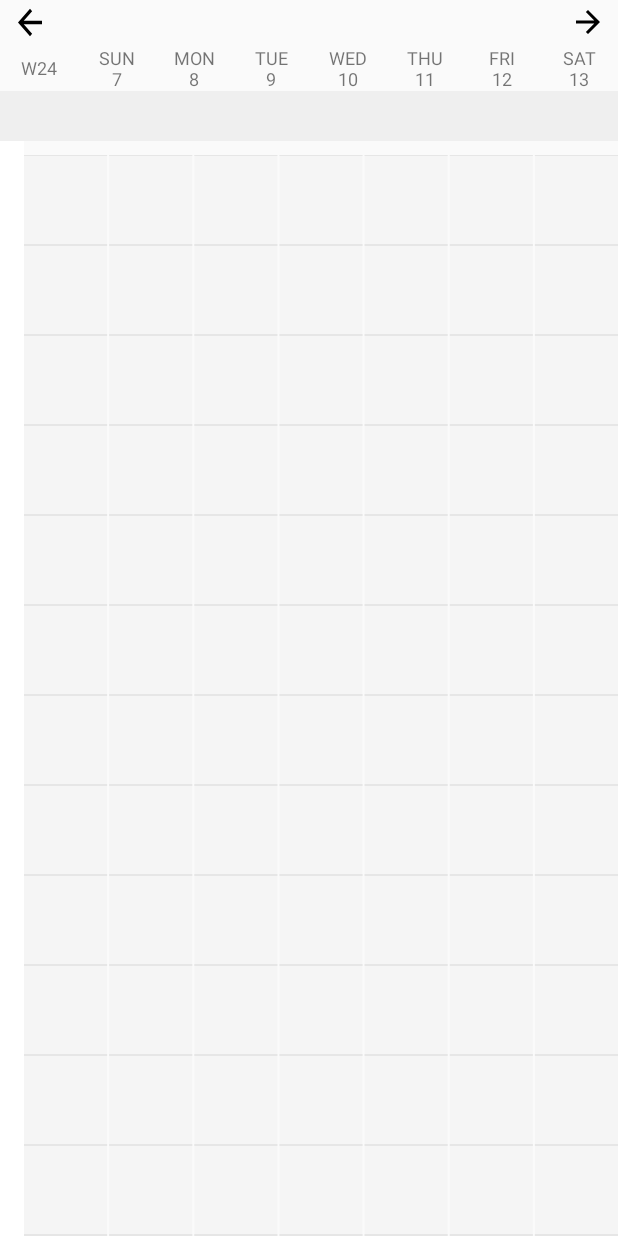
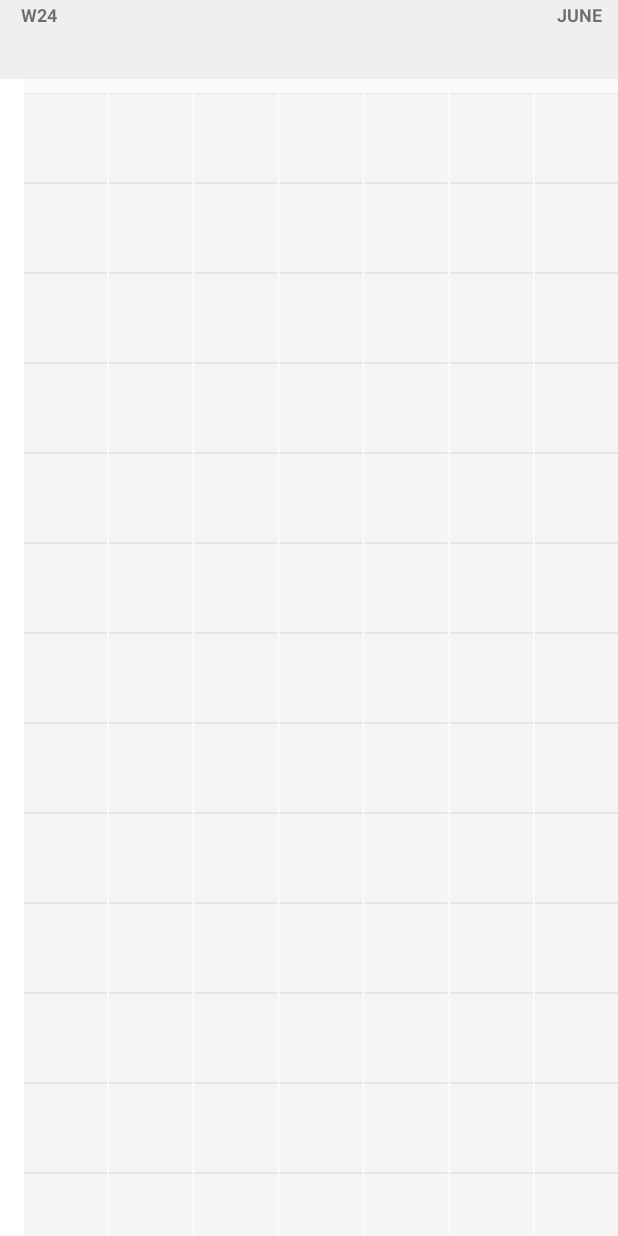
Before and after one commit to durianpancakes/Calendar_manager, an Android app: the layout fragment_calendar_week.xml on its own in the app's theme, with its tools: preview values and no code run, on a phone screen of 412 x 824 dp. Run offline under Robolectric (Android 15) with nearby library versions, the phone set to English and light mode, and no system bars.

Commit message:
Updated week view

```diff
--- a/app/src/main/res/layout/fragment_calendar_week.xml
+++ b/app/src/main/res/layout/fragment_calendar_week.xml
@@ -8,126 +8,64 @@
     tools:context=".CalendarWeekFragment">
 
     <!-- TODO: Update blank fragment layout -->
-    <RelativeLayout
-        android:layout_width="match_parent"
-        android:layout_height="30dp">
-        <RelativeLayout
-            android:id="@+id/previous_week"
-            android:layout_width="40dp"
-            android:layout_height="30dp"
-            android:layout_alignParentLeft="true"
-            android:clickable="true"
-            android:contextClickable="true">
-
-            <ImageView
-                android:layout_width="wrap_content"
-                android:layout_height="27dp"
-                android:layout_centerInParent="true"
-                android:background="@drawable/ic_arrow_back_24dp" />
-        </RelativeLayout>
-
-        <TextView
-            android:id="@+id/month_title"
-            android:layout_width="wrap_content"
-            android:layout_height="wrap_content"
-            android:layout_centerHorizontal="true"
-            android:layout_marginTop="5dp"
-            android:textColor="@color/design_default_color_on_secondary"
-            android:textSize="16dp" />
-
-        <RelativeLayout
-            android:id="@+id/next_week"
-            android:layout_width="40dp"
-            android:layout_height="30dp"
-            android:layout_alignParentRight="true"
-            android:clickable="true"
-            android:contextClickable="true">
-
-            <ImageView
-                android:layout_width="wrap_content"
-                android:layout_height="wrap_content"
-                android:layout_centerInParent="true"
-                android:background="@drawable/ic_arrow_forward_black_24dp"></ImageView>
-        </RelativeLayout>
-    </RelativeLayout>
-
     <LinearLayout
         android:layout_width="fill_parent"
         android:layout_height="wrap_content"
         android:layout_alignParentBottom="true"
-        android:weightSum="8">
+        android:weightSum="8"
+        android:background="#ffefefef">
 
         <TextView
             android:id="@+id/week_view_weeknumber"
             android:layout_width="fill_parent"
             android:layout_height="fill_parent"
             android:layout_weight="1"
+            android:background="#ffefefef"
             android:gravity="center"
             android:text="W24"
-            android:textSize="12sp" />
+            android:textSize="12sp"
+            android:textStyle="bold" />
 
         <TextView
-            android:id="@+id/week_view_sunday"
+            android:layout_width="fill_parent"
+            android:layout_height="fill_parent"
+            android:layout_weight="1"/>
+
+        <TextView
+            android:layout_width="fill_parent"
+            android:layout_height="fill_parent"
+            android:layout_weight="1"/>
+
+        <TextView
+            android:layout_width="fill_parent"
+            android:layout_height="fill_parent"
+            android:layout_weight="1"/>
+
+        <TextView
+            android:layout_width="fill_parent"
+            android:layout_height="fill_parent"
+            android:layout_weight="1"/>
+
+        <TextView
+            android:layout_width="fill_parent"
+            android:layout_height="fill_parent"
+            android:layout_weight="1"/>
+
+        <TextView
+            android:layout_width="fill_parent"
+            android:layout_height="fill_parent"
+            android:layout_weight="1"/>
+
+        <TextView
+            android:id="@+id/week_view_month"
             android:layout_width="fill_parent"
             android:layout_height="fill_parent"
             android:layout_weight="1"
             android:gravity="center"
-            android:text="SUN\n7"
-            android:textSize="12sp" />
-
-        <TextView
-            android:id="@+id/week_view_monday"
-            android:layout_width="fill_parent"
-            android:layout_height="fill_parent"
-            android:layout_weight="1"
-            android:gravity="center"
-            android:text="MON\n8"
-            android:textSize="12sp" />
-
-        <TextView
-            android:id="@+id/week_view_tuesday"
-            android:layout_width="fill_parent"
-            android:layout_height="fill_parent"
-            android:layout_weight="1"
-            android:gravity="center"
-            android:text="TUE\n9"
-            android:textSize="12sp" />
-
-        <TextView
-            android:id="@+id/week_view_wednesday"
-            android:layout_width="fill_parent"
-            android:layout_height="fill_parent"
-            android:layout_weight="1"
-            android:gravity="center"
-            android:text="WED\n10"
-            android:textSize="12sp" />
-
-        <TextView
-            android:id="@+id/week_view_thursday"
-            android:layout_width="fill_parent"
-            android:layout_height="fill_parent"
-            android:layout_weight="1"
-            android:gravity="center"
-            android:text="THU\n11"
-            android:textSize="12sp" />
-
-        <TextView
-            android:id="@+id/week_view_friday"
-            android:layout_width="fill_parent"
-            android:layout_height="fill_parent"
-            android:layout_weight="1"
-            android:gravity="center"
-            android:text="FRI\n12"
-            android:textSize="12sp" />
-
-        <TextView
-            android:id="@+id/week_view_saturday"
-            android:layout_width="fill_parent"
-            android:layout_height="fill_parent"
-            android:layout_weight="1"
-            android:gravity="center"
-            android:text="SAT\n13"
-            android:textSize="12sp" />
+            android:text="JUNE"
+            android:textStyle="bold"
+            android:textSize="12sp"
+            android:background="#ffefefef"/>
     </LinearLayout>
 
     <com.alamkanak.weekview.WeekView
@@ -143,6 +81,7 @@
         app:columnGap="1dp"
         app:showNowLine="true"
         app:noOfVisibleDays="7"
+        app:firstDayOfWeek="sunday"
         app:headerRowBackgroundColor="#ffefefef"
         app:dayBackgroundColor="#05000000"
         app:todayBackgroundColor="#1848adff"
--- a/build.gradle
+++ b/build.gradle
@@ -8,7 +8,7 @@ buildscript {
 
     }
     dependencies {
-        classpath 'com.android.tools.build:gradle:3.6.3'
+        classpath 'com.android.tools.build:gradle:4.0.0'
 
 
         // NOTE: Do not place your application dependencies here; they belong
```
Also changed, not shown: app/src/main/java/com/example/calendarmanagerbeta/CalendarWeekFragment.java (+39 -4 lines), libs/quivrWeekView/src/main/java/com/alamkanak/weekview/WeekView.java (+53 -3 lines), gradle/wrapper/gradle-wrapper.properties.
